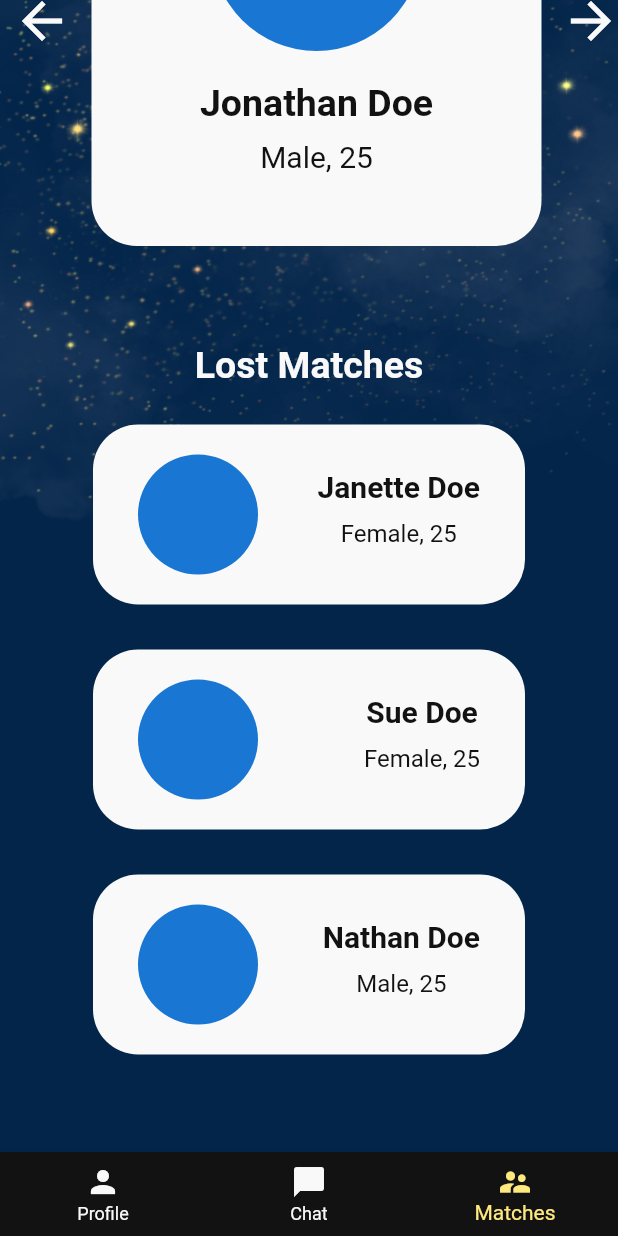
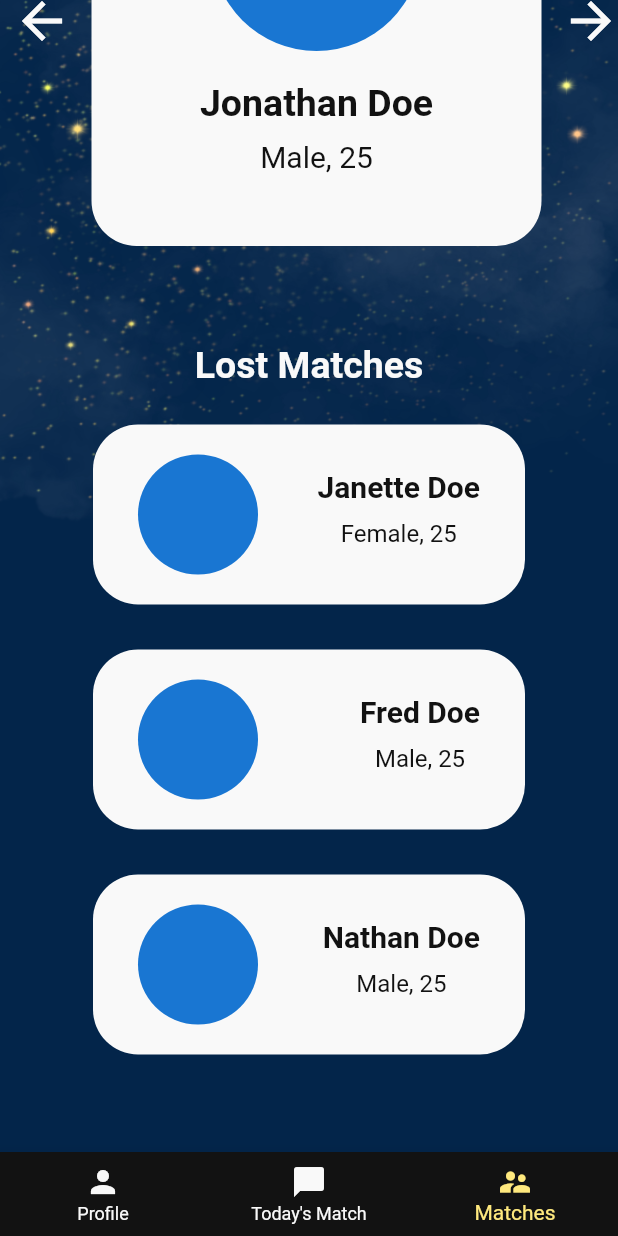
Before and after one commit to errorTeamNameNotFound/HackDFW, a Flutter app: the HomePage screen opened directly, item 3 of the bottom bar chosen, scrolled down 439 dp, on a phone screen of 412 x 824 dp. Run offline on Flutter 3.47's test engine with Material 2 defaults, Android fonts, the phone set to English and light mode, and no system bars; missing offline and left inert: stream_chat_flutter.

Commit message:
Sue setUp

```diff
--- a/lib/globals.dart
+++ b/lib/globals.dart
@@ -5,4 +5,6 @@ Channel channel = 4 as Channel;
 
 
 
-String question = "";
+String question = "Does pinapple belong on pizza?";
+
+String answer = '';
--- a/lib/pages/chat/channellistpage.dart
+++ b/lib/pages/chat/channellistpage.dart
@@ -13,9 +13,6 @@ class ChannelListPage extends StatelessWidget {
   @override
   Widget build(BuildContext context) {
     return Scaffold(
-      floatingActionButton: FloatingActionButton(
-        onPressed: () {},
-      ),
       // bottomNavigationBar: LowerNavigationBarWidget(),
       body: ChannelsBloc(
         child: ChannelListView(
--- a/lib/pages/mainpage.dart
+++ b/lib/pages/mainpage.dart
@@ -48,7 +48,7 @@ class _HomePageState extends State<HomePage> {
           ),
           BottomNavigationBarItem(
             icon: Icon(Icons.chat_bubble),
-            label: 'Chat',
+            label: 'Today\'s Match',
             backgroundColor: Styles.kOffWhite,
           ),
           BottomNavigationBarItem(
--- a/lib/pages/pagecontent/homecontent.dart
+++ b/lib/pages/pagecontent/homecontent.dart
@@ -237,7 +237,7 @@ class _MatchesContentState extends State<MatchesContent> {
                         height: 10,
                       ),
                       Text(
-                        "Sue Doe",
+                        "Fred Doe",
                         style: TextStyle(
                           fontWeight: FontWeight.bold,
                           fontSize: 20,
@@ -248,7 +248,7 @@ class _MatchesContentState extends State<MatchesContent> {
                         height: 10,
                       ),
                       Text(
-                        "Female, 25",
+                        "Male, 25",
                         style: TextStyle(
                           fontSize: 16,
                           color: Styles.kGray,
--- a/lib/pages/pagecontent/profilecontent.dart
+++ b/lib/pages/pagecontent/profilecontent.dart
@@ -2,6 +2,7 @@
 
 import 'package:flutter/material.dart';
 import 'package:hackdfw/styles.dart';
+import 'package:hackdfw/globals.dart' as globals;
 
 class ProfileContent extends StatefulWidget {
   @override
@@ -60,7 +61,7 @@ class _ProfileContentState extends State<ProfileContent> {
             Column(
               children: <Widget>[
                 Text(
-                  "Jonathan Doe",
+                  "Sue Smith",
                   style: TextStyle(
                     fontWeight: FontWeight.bold,
                     fontSize: 25,
@@ -71,7 +72,7 @@ class _ProfileContentState extends State<ProfileContent> {
                   height: 10,
                 ),
                 Text(
-                  "Male, 25",
+                  "Female, 27",
                   style: TextStyle(
                     fontSize: 20,
                     color: Styles.kOffWhite,
```
